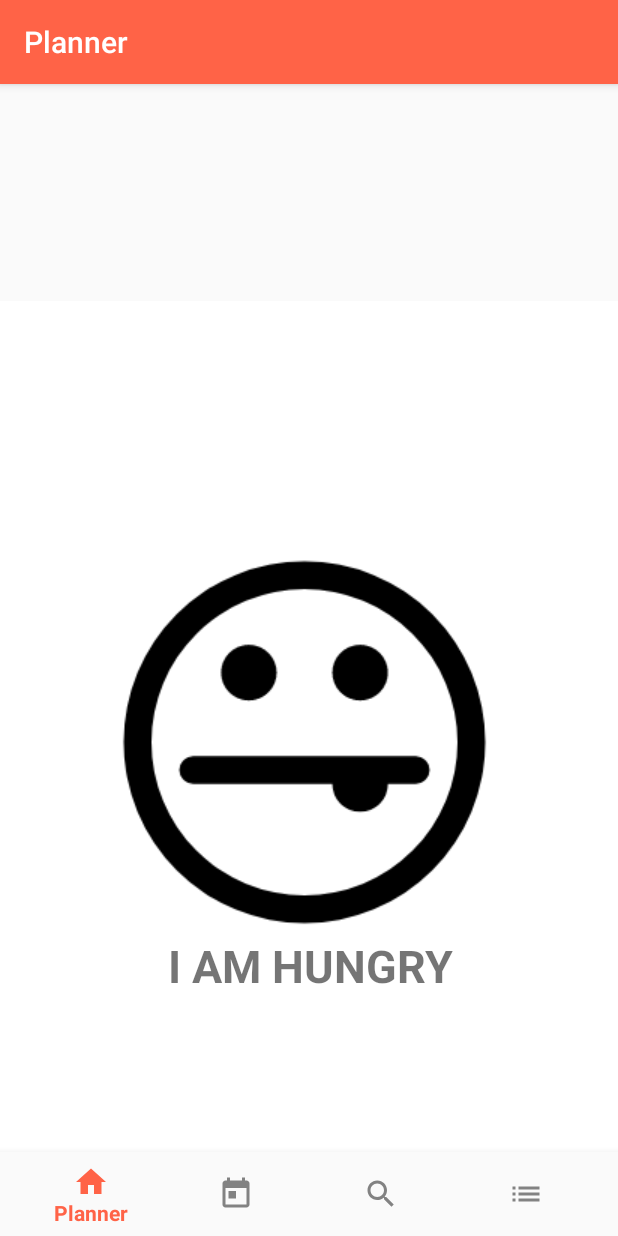
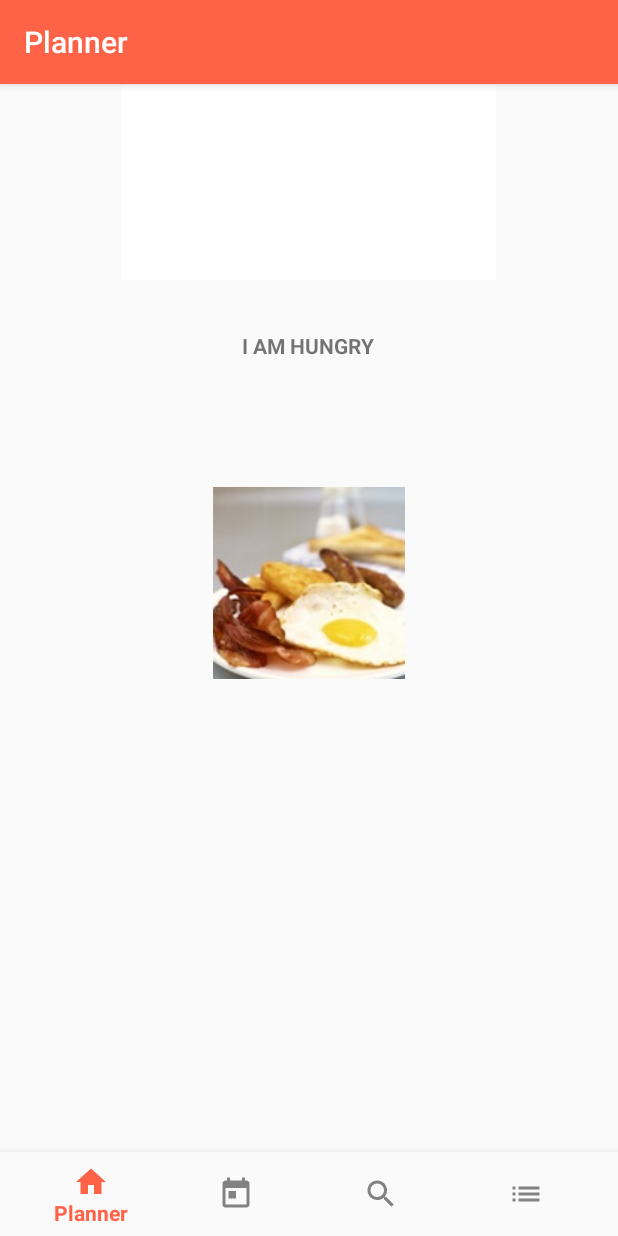
Before and after one commit to Foodies-cs262/client, an Android app: the screen it shows after launch (MainActivity), on a phone screen of 412 x 824 dp. Run offline under Robolectric (Android 15) with nearby library versions, the phone set to English and light mode, and no system bars; our stand-ins replace navigation-ui.

```diff
--- a/app/build.gradle
+++ b/app/build.gradle
@@ -48,4 +48,5 @@ dependencies {
     annotationProcessor 'androidx.room:room-compiler:2.2.1'
     implementation group: 'com.mashape.unirest', name: 'unirest-java', version: '1.3.27'
     implementation "androidx.loader:loader:1.1.0"
+    implementation 'com.squareup.picasso:picasso:2.71828'
 }
--- a/app/src/main/res/layout/activity_main.xml
+++ b/app/src/main/res/layout/activity_main.xml
@@ -5,6 +5,21 @@
     android:id="@+id/container"
     android:layout_width="match_parent"
     android:layout_height="match_parent">
+
+    <TextView
+        android:id="@+id/hungry2"
+        android:layout_width="89dp"
+        android:layout_height="19dp"
+        android:layout_marginTop="24dp"
+        android:layout_marginBottom="584dp"
+        android:text="@string/i_am_hungry"
+        android:textSize="14sp"
+        android:textStyle="bold"
+        app:layout_constraintBottom_toBottomOf="parent"
+        app:layout_constraintEnd_toEndOf="parent"
+        app:layout_constraintStart_toStartOf="parent"
+        app:layout_constraintTop_toTopOf="parent"
+        app:layout_constraintVertical_bias="1.0" />
 
     <com.google.android.material.bottomnavigation.BottomNavigationView
         android:id="@+id/nav_view"
@@ -21,16 +36,29 @@
     <fragment
         android:id="@+id/nav_host_fragment"
         android:name="androidx.navigation.fragment.NavHostFragment"
-        android:layout_width="413dp"
-        android:layout_height="567dp"
+        android:layout_width="250dp"
+        android:layout_height="130dp"
         app:defaultNavHost="true"
         app:layout_constraintBottom_toTopOf="@id/nav_view"
         app:layout_constraintEnd_toEndOf="parent"
+        app:layout_constraintHorizontal_bias="0.496"
         app:layout_constraintLeft_toLeftOf="parent"
         app:layout_constraintRight_toRightOf="parent"
         app:layout_constraintStart_toStartOf="parent"
         app:layout_constraintTop_toTopOf="parent"
-        app:layout_constraintVertical_bias="1.0"
+        app:layout_constraintVertical_bias="0.001"
         app:navGraph="@navigation/mobile_navigation" />
 
+    <ImageView
+        android:id="@+id/imageView"
+        android:layout_width="0dp"
+        android:layout_height="wrap_content"
+        app:layout_constraintBottom_toBottomOf="@+id/nav_view"
+        app:layout_constraintEnd_toEndOf="parent"
+        app:layout_constraintHorizontal_bias="0.498"
+        app:layout_constraintStart_toStartOf="parent"
+        app:layout_constraintTop_toTopOf="@+id/nav_host_fragment"
+        app:layout_constraintVertical_bias="0.419"
+        app:srcCompat="@drawable/eggs_bacon" />
+
 </androidx.constraintlayout.widget.ConstraintLayout>
--- a/app/src/main/res/layout/fragment_home.xml
+++ b/app/src/main/res/layout/fragment_home.xml
@@ -8,27 +8,31 @@
 
     <ImageView
         android:id="@+id/imageView2"
-        android:layout_width="wrap_content"
-        android:layout_height="wrap_content"
-        android:layout_marginTop="153dp"
+        android:layout_width="198dp"
+        android:layout_height="115dp"
+        android:layout_marginTop="16dp"
         android:layout_marginBottom="134dp"
         app:layout_constraintBottom_toBottomOf="parent"
         app:layout_constraintEnd_toEndOf="parent"
+        app:layout_constraintHorizontal_bias="0.497"
         app:layout_constraintStart_toStartOf="parent"
         app:layout_constraintTop_toTopOf="parent"
+        app:layout_constraintVertical_bias="0.0"
         app:srcCompat="@drawable/hungry" />
 
     <TextView
         android:id="@+id/hungry"
         android:layout_width="wrap_content"
         android:layout_height="wrap_content"
-        android:layout_marginBottom="104dp"
+        android:layout_marginBottom="584dp"
         android:text="I AM HUNGRY"
-        android:textSize="30sp"
+        android:textSize="10sp"
         android:textStyle="bold"
         app:layout_constraintBottom_toBottomOf="parent"
         app:layout_constraintEnd_toEndOf="parent"
-        app:layout_constraintStart_toStartOf="parent" />
+        app:layout_constraintStart_toStartOf="parent"
+        app:layout_constraintTop_toTopOf="parent"
+        app:layout_constraintVertical_bias="1.0" />
 
 
 </androidx.constraintlayout.widget.ConstraintLayout>
--- a/app/src/main/res/values/strings.xml
+++ b/app/src/main/res/values/strings.xml
@@ -19,5 +19,6 @@
     <string name="action_settings">Settings</string>
     <string name="egss">Eggs and Bacon</string>
     <string name="steak">Best Steak Marinade in Existence</string>
-    <string name="lamn">Roasted Rack of Lamb</string>
+    <string name="lamb">Roasted Rack of Lamb</string>
+    <string name="i_am_hungry">I AM HUNGRY</string>
 </resources>
```
Also changed, not shown: 3 other files.
